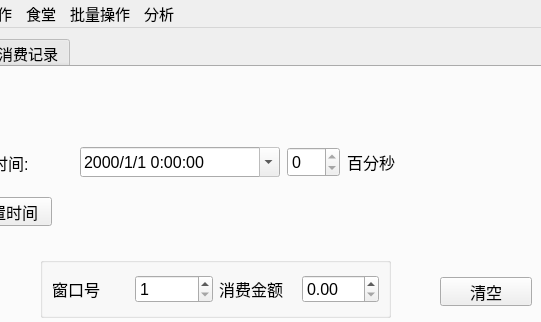
Before: the Qt Designer form mainwindow.ui in 2205794866/Hustcards_v2, drawn with Qt 5; both pictures show x 161 to 702 and y 0 to 322 of the 1063 by 725 pixel window.
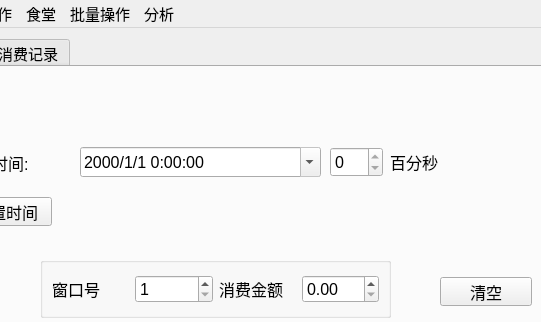
After: the same form once the commit is applied. The open tabs and pages were chosen to show the change. Icons and pictures are not drawn.

The edit to the form file:
```diff
--- a/mainwindow.ui
+++ b/mainwindow.ui
@@ -357,7 +357,7 @@
        <widget class="QLabel" name="label_6">
         <property name="geometry">
          <rect>
-          <x>497</x>
+          <x>540</x>
           <y>80</y>
           <width>71</width>
           <height>30</height>
@@ -370,7 +370,7 @@
        <widget class="QSpinBox" name="now_ff">
         <property name="geometry">
          <rect>
-          <x>437</x>
+          <x>480</x>
           <y>80</y>
           <width>53</width>
           <height>30</height>
@@ -385,7 +385,7 @@
          <rect>
           <x>230</x>
           <y>80</y>
-          <width>200</width>
+          <width>241</width>
           <height>30</height>
          </rect>
         </property>
```
Left out of the diff: 10 changed lines with no effect on the pictures.
